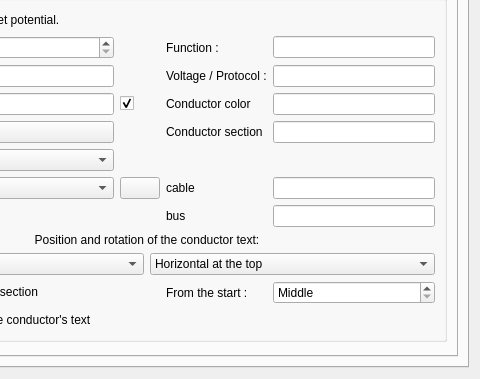
The window that sources/ui/conductorpropertieswidget.ui (qelectrotech/qelectrotech-source-mirror) describes before a commit, drawn with Qt 5; both pictures show x 186 to 666 and y 100 to 479 of the 666 by 479 pixel window.
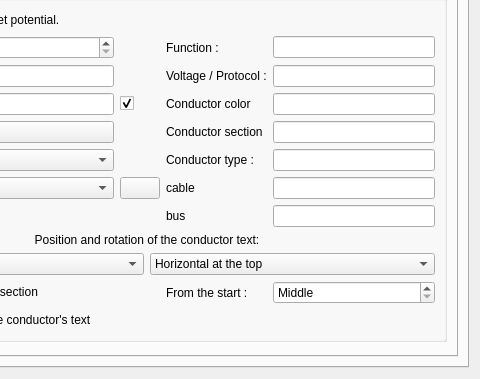
The same window after the commit. Icons and pictures are not drawn. Custom widgets are drawn as their Qt base class.

Commit message: Add a conductor type field beside wire colour and section

The edit to the form file:
```diff
--- a/sources/ui/conductorpropertieswidget.ui
+++ b/sources/ui/conductorpropertieswidget.ui
@@ -142,6 +142,16 @@
                 </property>
                </widget>
               </item>
+              <item row="5" column="3">
+               <widget class="QLabel" name="m_conductor_type_label">
+                <property name="text">
+                 <string>Conductor type :</string>
+                </property>
+               </widget>
+              </item>
+              <item row="5" column="4">
+               <widget class="QLineEdit" name="m_conductor_type_le"/>
+              </item>
               <item row="3" column="2">
                <widget class="QCheckBox" name="m_show_text_cb">
                 <property name="toolTip">
```
The commit also changes 9 other files.
